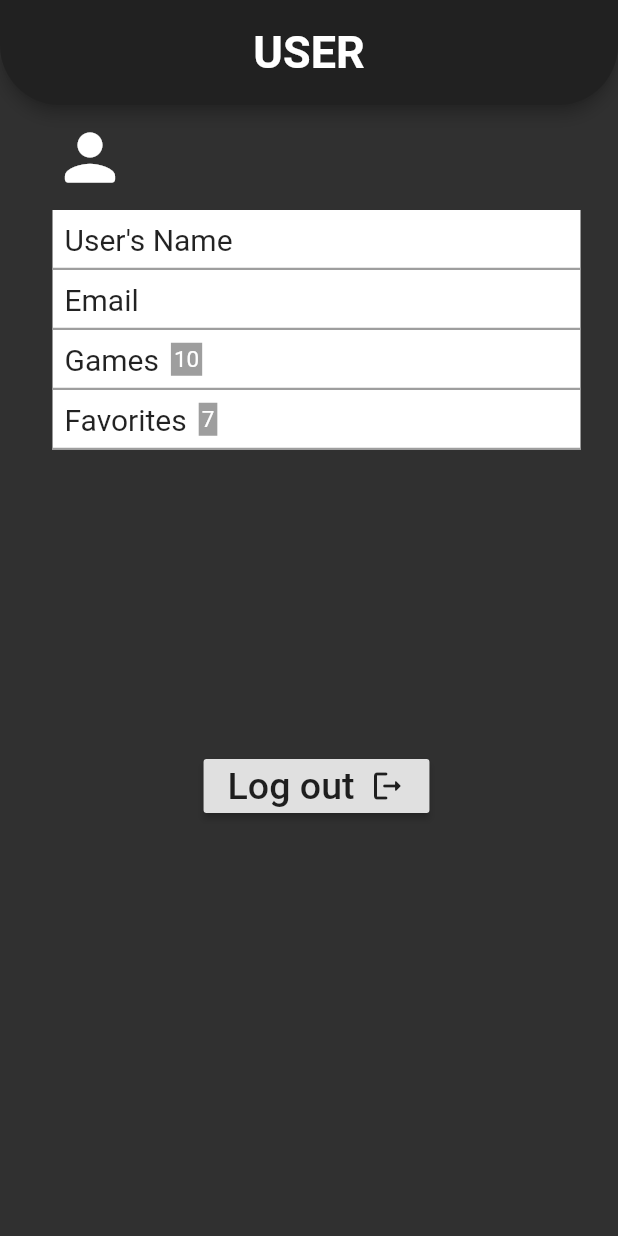
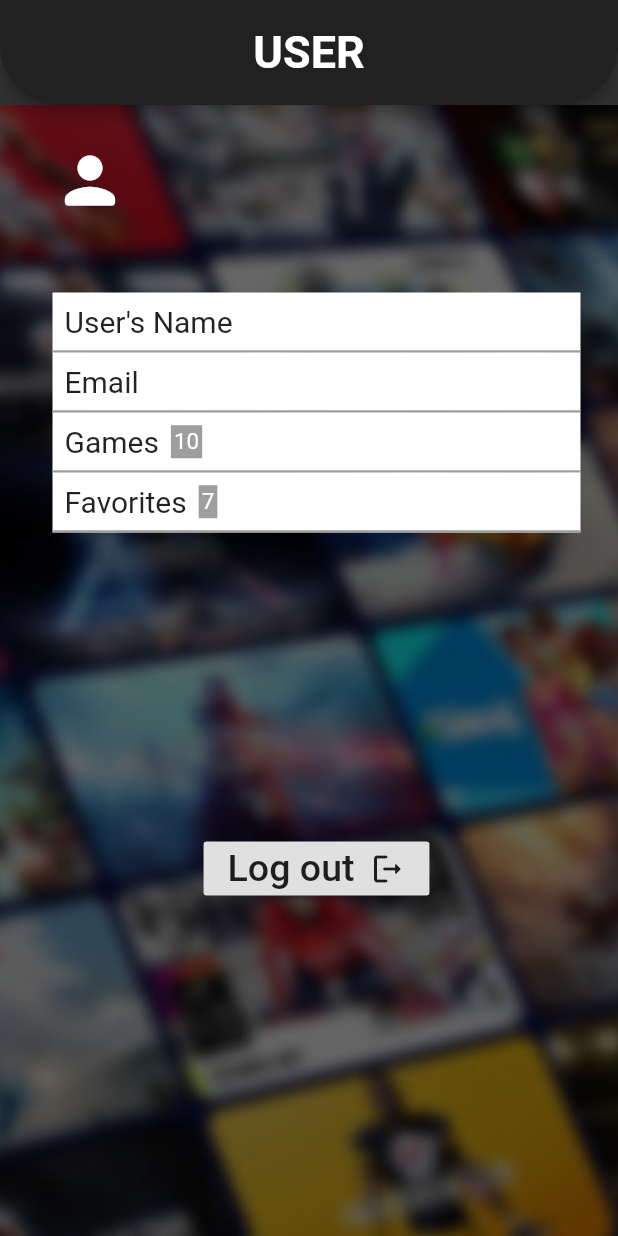
Before and after one commit to axel0915/GameApp, a Flutter app: the UserScreen screen opened directly, on a phone screen of 412 x 824 dp. Run offline on Flutter 3.47's test engine with Material 2 defaults, Android fonts, the phone set to English and light mode, and no system bars; our stand-ins replace cloud_firestore, firebase_auth, firebase_core, flutter_dotenv; missing offline and left inert: flutterfire_ui; accounts and stored records are empty.

Commit message:
UserScreen (borrador2)

```diff
--- a/lib/Pantallas/UserScreen.dart
+++ b/lib/Pantallas/UserScreen.dart
@@ -27,9 +27,17 @@ class UserScreen extends StatelessWidget {
         centerTitle: true,
         backgroundColor: Colors.grey[900],
       ),
+
       backgroundColor: Colors.grey[850],
-      body: Padding(
-        padding: const EdgeInsets.fromLTRB(35, 10, 25, 10),
+      body: Container(
+        decoration: BoxDecoration(
+                image: DecorationImage(
+                    image: AssetImage("assets/home_screen2.png"),
+                    colorFilter: ColorFilter.mode(
+                        Colors.black.withOpacity(0.6), BlendMode.darken),
+                    fit: BoxFit.cover)),
+        child: Padding(
+          padding: const EdgeInsets.fromLTRB(35, 25, 25, 10),
           child: Column(
             crossAxisAlignment: CrossAxisAlignment.center,
             children: <Widget>[
@@ -41,7 +49,7 @@ class UserScreen extends StatelessWidget {
                   color: Colors.white,
                 ),
               ),
-            SizedBox(height: 10),
+              SizedBox(height: 50),
               UserDataContainer(
                 texto: "User's Name",
               ),
@@ -66,6 +74,7 @@ class UserScreen extends StatelessWidget {
                 ),
               ),
             ],
+          ),
         ),
       ),
     );
```
Lines whose indentation alone changed are shown as unchanged.
